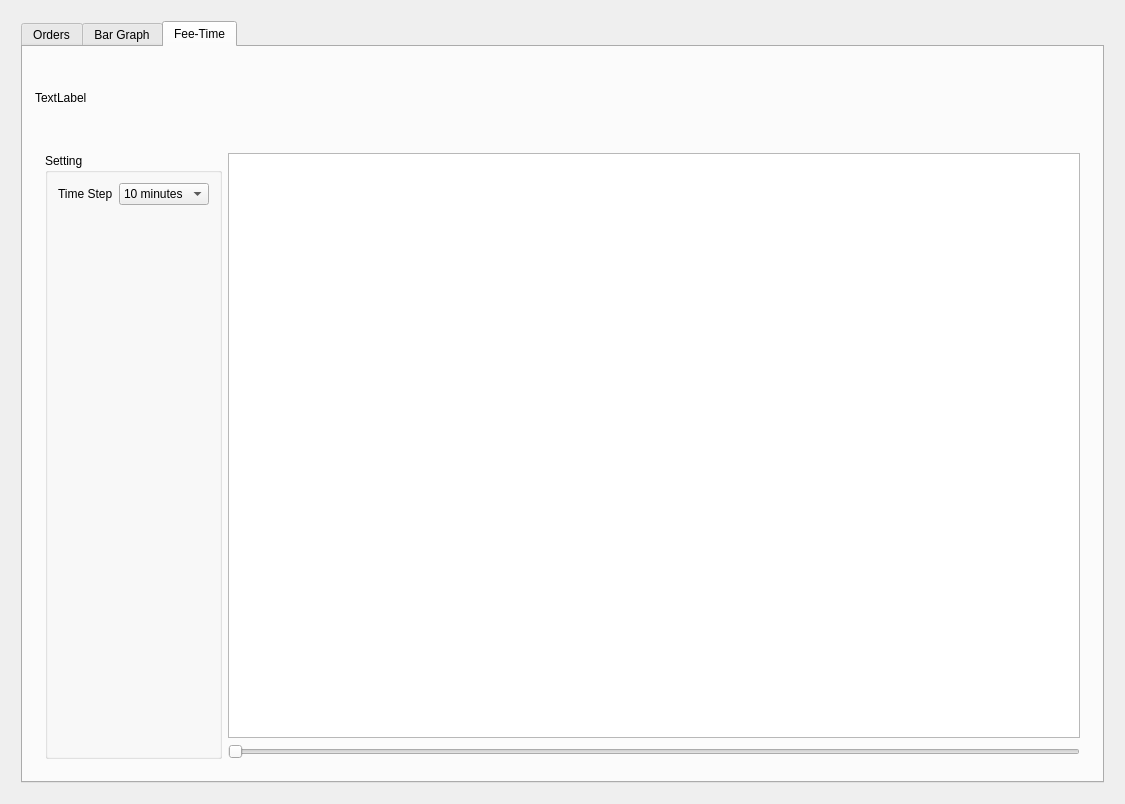
The window that src/graphdialog.ui (Mighty-A/RideHailingDataAnalyzer) describes before a commit, drawn with Qt 5.
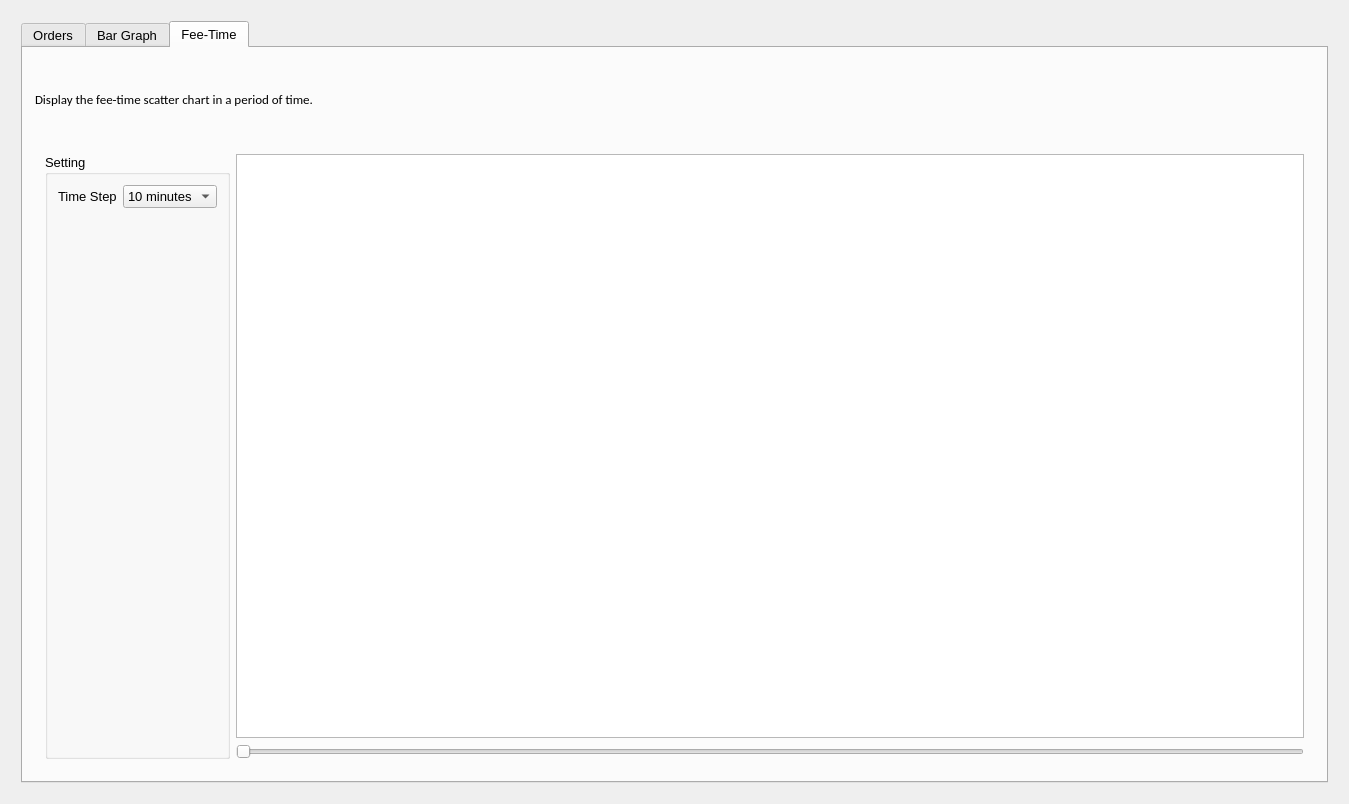
The same window after the commit. The open tabs and pages were chosen to show the change. Custom widgets are drawn as their Qt base class.

Patch:
```diff
--- a/src/graphdialog.ui
+++ b/src/graphdialog.ui
@@ -6,7 +6,7 @@
    <rect>
     <x>0</x>
     <y>0</y>
-    <width>1125</width>
+    <width>1349</width>
     <height>804</height>
    </rect>
   </property>
@@ -39,6 +39,11 @@
          <verstretch>0</verstretch>
         </sizepolicy>
        </property>
+       <property name="font">
+        <font>
+         <pointsize>10</pointsize>
+        </font>
+       </property>
        <property name="tabPosition">
         <enum>QTabWidget::North</enum>
        </property>
@@ -335,8 +340,14 @@
            </property>
            <item>
             <widget class="QLabel" name="label_2">
+             <property name="font">
+              <font>
+               <family>Calibri</family>
+               <pointsize>10</pointsize>
+              </font>
+             </property>
              <property name="text">
-              <string>TextLabel</string>
+              <string>Display the fee-time scatter chart in a period of time.</string>
              </property>
             </widget>
            </item>
```
Left out of the diff: 2 changed lines with no effect on the pictures.
